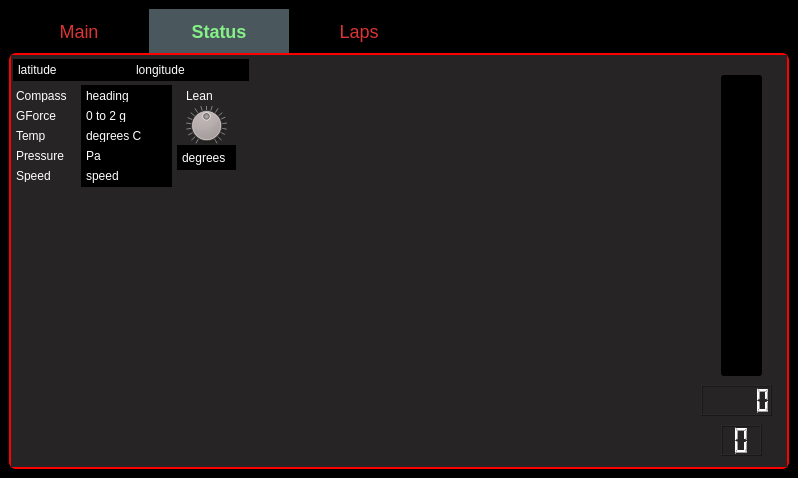
First picture: the form in zx6r_qt/mainwindow.ui, repository javirugo/telemetry, before the edit.
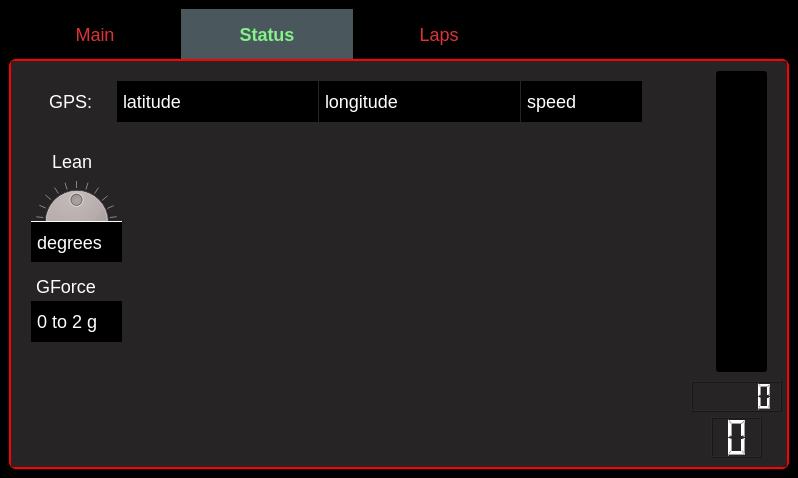
Second picture: the form after the edit. The open tabs and pages were chosen to show the change.

```diff
--- a/zx6r_qt/mainwindow.ui
+++ b/zx6r_qt/mainwindow.ui
@@ -25,34 +25,37 @@
 
 QPushButton { background-color: black; color: white; border: 1px solid #4A4646; }
 
-QTabBar::tab { min-width: 100px; min-height: 24px; font-weight: normal; color: #DC3434; padding: 10px 20px; border: 0; background-color: black; font-size: 18px; }
+QTabBar::tab { min-width: 120px; min-height: 30px; font-weight: normal; color: #DC3434; padding: 10px 26px; border: 0; background-color: black; font-size: 18px; }
 
 QTabBar::tab:selected { font-weight: bold; background-color: #4A585D; color: #85F187; }
 
 QTabWidget::pane { border: 2px solid red; border-radius: 7px; background-color: #3E3E3E;}
 
-#labelBestLapTime, #labelLastLapTime { font-size: 70px; font-weight: bold; }
+
+#labelBestLapTime, #labelLastLapTime { font-size: 88px; font-weight: bold; }
 
 #labelLastLap, #labelBestLap { font-size: 20px; font-weight: bold; }
 
 #labelBestLapTime {color: #24A523; }
 #labelLastLapTime {color: #9098A9; }
 
-#tabStatus QLabel { padding: 4px 2px;  qproperty-alignment: AlignCenter; background-color: black; font-size: 12px; }
+#pbRecord {  border-style: solid; border-width: 3px; border-color: #585858; border-radius: 8px; font-size: 34px; font-weight: bold;}
 
-#tabStatus QLabel#labelStatusGyroscope, #tabStatus QLabel#labelStatusAccelerometer, #tabStatus QLabel#labelStatusCompass, #tabStatus QLabel#labelStatusTemperature, #tabStatus QLabel#labelStatusPressure, #tabStatus QLabel#labelStatusSpeed { background-color: #262424; }
+#pbShutdown, #pbReboot { border-radius: 4px; color: #D5A6A6; font-size: 20px; }
 
-#pbRecord {  border-style: solid; border-width: 3px; border-color: #585858; border-radius: 8px; font-size: 26px; font-weight: bold;}
 
-#pbLiveStatus { font-size: 20px; font-weight: bold; border-radius: 8px; background-color: #463535; color: #AB0A0A; }
-#pbLiveStatus:checked { background-color: #164321; color: #1B5028; }
+#tabStatus QLabel { padding: 4px 2px;  qproperty-alignment: AlignCenter; background-color: black; font-size: 18px; }
 
-#pbShutdown, #pbReboot { border-radius: 4px; color: #D5A6A6; font-size: 10px; }
+#tabStatus QLabel#labelGPS, #tabStatus QLabel#labelStatusGyroscope, #tabStatus QLabel#labelStatusAccelerometer { background-color: #262424; }
 
 #progressBarRPM { background-color: black; }
 #progressBarRPM::chunk { background: #C6D0CE; }
 
-#tableLaps { color: white; font-size: 18px; }
+QLabel#labelStatus_gyros { border: 0; border-top: 1px solid white; background-color: black; color: white; }
+
+
+#tableLaps { color: white; font-size: 26px; }
+
 </string>
   </property>
   <widget class="QWidget" name="centralwidget">
@@ -207,9 +210,9 @@
        <widget class="QLabel" name="labelStatusGyroscope">
         <property name="geometry">
          <rect>
-          <x>170</x>
-          <y>30</y>
-          <width>51</width>
+          <x>35</x>
+          <y>90</y>
+          <width>61</width>
           <height>21</height>
          </rect>
         </property>
@@ -220,10 +223,10 @@
        <widget class="QLabel" name="labelStatusAccelerometer">
         <property name="geometry">
          <rect>
-          <x>0</x>
-          <y>50</y>
-          <width>70</width>
-          <height>21</height>
+          <x>19</x>
+          <y>210</y>
+          <width>91</width>
+          <height>31</height>
          </rect>
         </property>
         <property name="text">
@@ -233,10 +236,10 @@
        <widget class="QLabel" name="labelStatus_lat">
         <property name="geometry">
          <rect>
-          <x>2</x>
-          <y>4</y>
-          <width>118</width>
-          <height>22</height>
+          <x>106</x>
+          <y>20</y>
+          <width>201</width>
+          <height>41</height>
          </rect>
         </property>
         <property name="text">
@@ -246,75 +249,36 @@
        <widget class="QLabel" name="labelStatus_lon">
         <property name="geometry">
          <rect>
-          <x>120</x>
-          <y>4</y>
-          <width>118</width>
-          <height>22</height>
+          <x>308</x>
+          <y>20</y>
+          <width>201</width>
+          <height>41</height>
          </rect>
         </property>
         <property name="text">
          <string>longitude</string>
         </property>
        </widget>
-       <widget class="QLabel" name="labelStatus_gyros">
-        <property name="geometry">
-         <rect>
-          <x>166</x>
-          <y>90</y>
-          <width>59</width>
-          <height>25</height>
-         </rect>
-        </property>
-        <property name="text">
-         <string>degrees</string>
-        </property>
-       </widget>
        <widget class="QLabel" name="labelStatus_accelerometer">
         <property name="geometry">
          <rect>
-          <x>70</x>
-          <y>50</y>
+          <x>20</x>
+          <y>240</y>
           <width>91</width>
-          <height>21</height>
+          <height>41</height>
          </rect>
         </property>
         <property name="text">
          <string>0 to 2 g</string>
         </property>
        </widget>
-       <widget class="QLabel" name="labelStatusCompass">
-        <property name="geometry">
-         <rect>
-          <x>0</x>
-          <y>30</y>
-          <width>70</width>
-          <height>21</height>
-         </rect>
-        </property>
-        <property name="text">
-         <string>Compass</string>
-        </property>
-       </widget>
-       <widget class="QLabel" name="labelStatus_heading">
-        <property name="geometry">
-         <rect>
-          <x>70</x>
-          <y>30</y>
-          <width>91</width>
-          <height>21</height>
-         </rect>
-        </property>
-        <property name="text">
-         <string>heading</string>
-        </property>
-       </widget>
        <widget class="QLabel" name="labelStatus_speed">
         <property name="geometry">
          <rect>
-          <x>70</x>
-          <y>110</y>
-          <width>91</width>
-          <height>22</height>
+          <x>510</x>
+          <y>20</y>
+          <width>121</width>
+          <height>41</height>
          </rect>
         </property>
         <property name="text">
@@ -324,9 +288,9 @@
        <widget class="QProgressBar" name="progressBarRPM">
         <property name="geometry">
          <rect>
-          <x>710</x>
-          <y>20</y>
-          <width>41</width>
+          <x>705</x>
+          <y>10</y>
+          <width>51</width>
           <height>301</height>
          </rect>
         </property>
@@ -349,10 +313,10 @@
        <widget class="QDial" name="dialLean">
         <property name="geometry">
          <rect>
-          <x>170</x>
-          <y>50</y>
-          <width>51</width>
-          <height>41</height>
+          <x>20</x>
+          <y>120</y>
+          <width>91</width>
+          <height>81</height>
          </rect>
         </property>
         <property name="focusPolicy">
@@ -380,10 +344,10 @@
        <widget class="QLCDNumber" name="lcdGear">
         <property name="geometry">
          <rect>
-          <x>710</x>
-          <y>370</y>
-          <width>41</width>
-          <height>31</height>
+          <x>700</x>
+          <y>356</y>
+          <width>51</width>
+          <height>41</height>
          </rect>
         </property>
         <property name="numDigits">
@@ -393,76 +357,37 @@
        <widget class="QLCDNumber" name="lcdRPM">
         <property name="geometry">
          <rect>
-          <x>690</x>
-          <y>330</y>
+          <x>680</x>
+          <y>320</y>
+          <width>91</width>
+          <height>31</height>
+         </rect>
+        </property>
+       </widget>
+       <widget class="QLabel" name="labelGPS">
+        <property name="geometry">
+         <rect>
+          <x>32</x>
+          <y>25</y>
           <width>71</width>
           <height>31</height>
          </rect>
         </property>
-       </widget>
-       <widget class="QLabel" name="labelStatus_temperature">
-        <property name="geometry">
-         <rect>
-          <x>70</x>
-          <y>70</y>
-          <width>91</width>
-          <height>21</height>
-         </rect>
-        </property>
         <property name="text">
-         <string>degrees C</string>
+         <string>GPS:</string>
         </property>
        </widget>
-       <widget class="QLabel" name="labelStatusTemperature">
+       <widget class="QLabel" name="labelStatus_gyros">
         <property name="geometry">
          <rect>
-          <x>0</x>
-          <y>70</y>
-          <width>70</width>
-          <height>21</height>
-         </rect>
-        </property>
-        <property name="text">
-         <string>Temp</string>
-        </property>
-       </widget>
-       <widget class="QLabel" name="labelStatusPressure">
-        <property name="geometry">
-         <rect>
-          <x>0</x>
-          <y>90</y>
-          <width>70</width>
-          <height>21</height>
-         </rect>
-        </property>
-        <property name="text">
-         <string>Pressure</string>
-        </property>
-       </widget>
-       <widget class="QLabel" name="labelStatus_pressure">
-        <property name="geometry">
-         <rect>
-          <x>70</x>
-          <y>90</y>
+          <x>20</x>
+          <y>160</y>
           <width>91</width>
-          <height>21</height>
+          <height>41</height>
          </rect>
         </property>
         <property name="text">
-         <string>Pa</string>
-        </property>
-       </widget>
-       <widget class="QLabel" name="labelStatusSpeed">
-        <property name="geometry">
-         <rect>
-          <x>0</x>
-          <y>110</y>
-          <width>70</width>
-          <height>21</height>
-         </rect>
-        </property>
-        <property name="text">
-         <string>Speed</string>
+         <string>degrees</string>
         </property>
        </widget>
        <zorder>dialLean</zorder>
```
Left out of the diff: 56 changed lines with no effect on the pictures.
